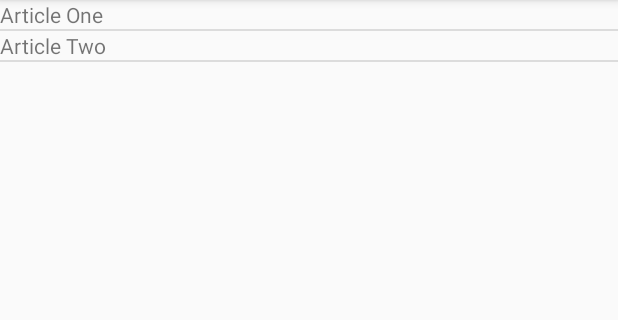
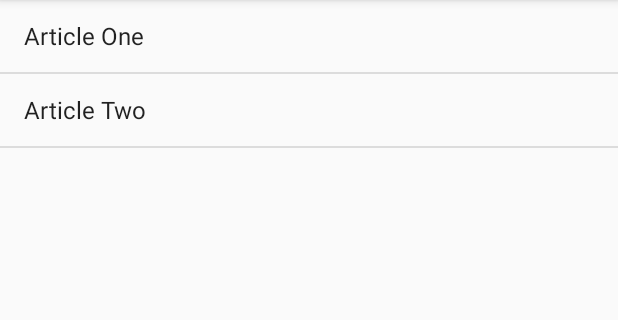
Before and after one commit to sylcrq/Android-Study, an Android app: the screen it shows after launch (MainActivity), after a tap on "Article One", on a phone screen of 412 x 824 dp, the part 84-404 px from its top. Run offline under Robolectric (Android 15) with nearby library versions, the phone set to English and light mode, and no system bars.

Commit message:
*): Update Fragment Basic Demo

```diff
--- a/FragmentBasicDemo/app/src/main/java/com/example/syl/fragmentbasicdemo/Article.java
+++ b/FragmentBasicDemo/app/src/main/java/com/example/syl/fragmentbasicdemo/Article.java
@@ -5,13 +5,14 @@ package com.example.syl.fragmentbasicdemo;
  */
 public class Article {
 
-    public static final String[] headline = new String[] {
+    public static final String[] HEADLINE = new String[] {
         "Article One",
         "Article Two"
     };
 
-    public static final String[] article = new String[] {
+    public static final String[] ARTICLE = new String[] {
         "Article One\n\nExcepteur pour-over occaecat squid biodiesel umami gastropub, nulla laborum salvia dreamcatcher fanny pack. Ullamco culpa retro ea, trust fund excepteur eiusmod direct trade banksy nisi lo-fi cray messenger bag. Nesciunt esse carles selvage put a bird on it gluten-free, wes anderson ut trust fund twee occupy viral. Laboris small batch scenester pork belly, leggings ut farm-to-table aliquip yr nostrud iphone viral next level. Craft beer dreamcatcher pinterest truffaut ethnic, authentic brunch. Esse single-origin coffee banksy do next level tempor. Velit synth dreamcatcher, magna shoreditch in american apparel messenger bag narwhal PBR ennui farm-to-table.",
         "Article Two\n\nVinyl williamsburg non velit, master cleanse four loko banh mi. Enim kogi keytar trust fund pop-up portland gentrify. Non ea typewriter dolore deserunt Austin. Ad magna ethical kogi mixtape next level. Aliqua pork belly thundercats, ut pop-up tattooed dreamcatcher kogi accusamus photo booth irony portland. Semiotics brunch ut locavore irure, enim etsy laborum stumptown carles gentrify post-ironic cray. Butcher 3 wolf moon blog synth, vegan carles odd future."
     };
+
 }
--- a/FragmentBasicDemo/app/src/main/java/com/example/syl/fragmentbasicdemo/HeadlineFragment.java
+++ b/FragmentBasicDemo/app/src/main/java/com/example/syl/fragmentbasicdemo/HeadlineFragment.java
@@ -1,88 +1,53 @@
 package com.example.syl.fragmentbasicdemo;
 
 import android.app.Activity;
-import android.net.Uri;
 import android.os.Bundle;
-import android.app.Fragment;
-import android.view.LayoutInflater;
+import android.app.ListFragment;
 import android.view.View;
-import android.view.ViewGroup;
-import android.widget.AdapterView;
-import android.widget.BaseAdapter;
+import android.widget.ArrayAdapter;
 import android.widget.ListView;
-import android.widget.TextView;
-
 
 /**
- * A simple {@link Fragment} subclass.
- * Activities that contain this fragment must implement the
- * {@link HeadlineFragment.OnFragmentInteractionListener} interface
- * to handle interaction events.
- * Use the {@link HeadlineFragment#newInstance} factory method to
- * create an instance of this fragment.
+ * A fragment representing a list of Items.
+ * <p/>
+ * <p/>
+ * Activities containing this fragment MUST implement the {@link OnFragmentInteractionListener}
+ * interface.
  */
-public class HeadlineFragment extends Fragment implements AdapterView.OnItemClickListener {
-    // TODO: Rename parameter arguments, choose names that match
-    // the fragment initialization parameters, e.g. ARG_ITEM_NUMBER
-    private static final String ARG_PARAM1 = "param1";
-    private static final String ARG_PARAM2 = "param2";
-
-    // TODO: Rename and change types of parameters
-    private String mParam1;
-    private String mParam2;
+public class HeadlineFragment extends ListFragment {
 
     private OnFragmentInteractionListener mListener;
 
-    /**
-     * Use this factory method to create a new instance of
-     * this fragment using the provided parameters.
-     *
-     * @param param1 Parameter 1.
-     * @param param2 Parameter 2.
-     * @return A new instance of fragment HeadlineFragment.
-     */
-    // TODO: Rename and change types and number of parameters
-    public static HeadlineFragment newInstance(String param1, String param2) {
+    public static HeadlineFragment newInstance() {
         HeadlineFragment fragment = new HeadlineFragment();
         Bundle args = new Bundle();
-        args.putString(ARG_PARAM1, param1);
-        args.putString(ARG_PARAM2, param2);
+        //args.putString(ARG_PARAM1, param1);
+        //args.putString(ARG_PARAM2, param2);
         fragment.setArguments(args);
         return fragment;
     }
 
+    /**
+     * Mandatory empty constructor for the fragment manager to instantiate the
+     * fragment (e.g. upon screen orientation changes).
+     */
     public HeadlineFragment() {
-        // Required empty public constructor
     }
 
     @Override
     public void onCreate(Bundle savedInstanceState) {
         super.onCreate(savedInstanceState);
+
         if (getArguments() != null) {
-            mParam1 = getArguments().getString(ARG_PARAM1);
-            mParam2 = getArguments().getString(ARG_PARAM2);
+            //mParam1 = getArguments().getString(ARG_PARAM1);
+            //mParam2 = getArguments().getString(ARG_PARAM2);
         }
+
+        // 设置适配器
+        setListAdapter(new ArrayAdapter<String>(getActivity(),
+                android.R.layout.simple_list_item_1, Article.HEADLINE));
     }
 
-    @Override
-    public View onCreateView(LayoutInflater inflater, ViewGroup container,
-                             Bundle savedInstanceState) {
-        // Inflate the layout for this fragment
-        View view = inflater.inflate(R.layout.fragment_headline, container, false);
-
-        ListView listView = (ListView)view.findViewById(R.id.headline);
-
-        listView.setAdapter(new MyAdapter());
-        listView.setOnItemClickListener(this);
-        return view;
-    }
-
-    // TODO: Rename method, update argument and hook method into UI event
-    public void onButtonPressed(Uri uri) {
-        if (mListener != null) {
-            mListener.onFragmentInteraction(uri);
-        }
-    }
 
     @Override
     public void onAttach(Activity activity) {
@@ -101,9 +66,16 @@ public class HeadlineFragment extends Fragment implements AdapterView.OnItemClic
         mListener = null;
     }
 
+
     @Override
-    public void onItemClick(AdapterView<?> parent, View view, int position, long id) {
+    public void onListItemClick(ListView l, View v, int position, long id) {
+        super.onListItemClick(l, v, position, id);
 
+        if (null != mListener) {
+            // Notify the active callbacks interface (the activity, if the
+            // fragment is attached to one) that an item has been selected.
+            mListener.onFragmentInteraction(position);
+        }
     }
 
     /**
@@ -117,33 +89,7 @@ public class HeadlineFragment extends Fragment implements AdapterView.OnItemClic
      * >Communicating with Other Fragments</a> for more information.
      */
     public interface OnFragmentInteractionListener {
-        // TODO: Update argument type and name
-        public void onFragmentInteraction(Uri uri);
+        public void onFragmentInteraction(int position);
     }
 
-    private class MyAdapter extends BaseAdapter {
-
-        @Override
-        public int getCount() {
-            return Article.headline.length;
-        }
-
-        @Override
-        public Object getItem(int position) {
-            return null;
-        }
-
-        @Override
-        public long getItemId(int position) {
-            return 0;
-        }
-
-        @Override
-        public View getView(int position, View convertView, ViewGroup parent) {
-            TextView textView = new TextView(getActivity());
-            textView.setText(Article.headline[position]);
-
-            return textView;
-        }
-    }
 }
--- a/FragmentBasicDemo/app/src/main/java/com/example/syl/fragmentbasicdemo/MainActivity.java
+++ b/FragmentBasicDemo/app/src/main/java/com/example/syl/fragmentbasicdemo/MainActivity.java
@@ -20,20 +20,12 @@ public class MainActivity extends ActionBarActivity implements HeadlineFragment.
         super.onCreate(savedInstanceState);
         setContentView(R.layout.activity_main);
 
-//        if (savedInstanceState == null) {
-//            getSupportFragmentManager().beginTransaction()
-//                    .add(R.id.container, new PlaceholderFragment())
-//                    .commit();
-//        }
-
         if(findViewById(R.id.container) != null) {
 
             if(savedInstanceState != null)
                 return;
 
-            HeadlineFragment fragment = new HeadlineFragment();
-
-            //getSupportFragmentManager().beginTransaction().add(R.id.container, fragment).commit();
+            HeadlineFragment fragment = HeadlineFragment.newInstance();
             FragmentManager fragmentManager = getFragmentManager();
             fragmentManager.beginTransaction().add(R.id.container, fragment).commit();
         }
@@ -63,23 +55,7 @@ public class MainActivity extends ActionBarActivity implements HeadlineFragment.
     }
 
     @Override
-    public void onFragmentInteraction(Uri uri) {
-
+    public void onFragmentInteraction(int position) {
+        // TODO:
     }
-
-//    /**
-//     * A placeholder fragment containing a simple view.
-//     */
-//    public static class PlaceholderFragment extends Fragment {
-//
-//        public PlaceholderFragment() {
-//        }
-//
-//        @Override
-//        public View onCreateView(LayoutInflater inflater, ViewGroup container,
-//                                 Bundle savedInstanceState) {
-//            View rootView = inflater.inflate(R.layout.fragment_main, container, false);
-//            return rootView;
-//        }
-//    }
 }
--- a/FragmentBasicDemo/app/src/main/res/layout/fragment_headline.xml
+++ /dev/null
@@ -1,19 +0,0 @@
-<FrameLayout xmlns:android="http://schemas.android.com/apk/res/android"
-    xmlns:tools="http://schemas.android.com/tools"
-    android:layout_width="match_parent"
-    android:layout_height="match_parent"
-    tools:context="com.example.syl.fragmentbasicdemo.HeadlineFragment">
-
-    <!--
-    <TextView
-        android:layout_width="match_parent"
-        android:layout_height="match_parent"
-        android:text="@string/hello_blank_fragment" />
-    -->
-
-    <ListView
-        android:id="@+id/headline"
-        android:layout_width="match_parent"
-        android:layout_height="match_parent">
-    </ListView>
-</FrameLayout>
```
Also changed, not shown: FragmentBasicDemo/app/src/main/java/com/example/syl/fragmentbasicdemo/ArticleFragment.java (+30 -2 lines), FragmentBasicDemo/app/src/main/res/layout/fragment_main.xml (deleted, +0 -16 lines).
